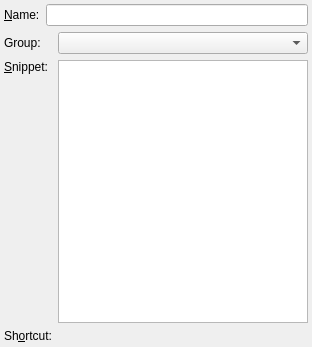
First picture: the form in src/snippets/ui/snippetdialog.ui, repository KDE/mailcommon, before the edit.
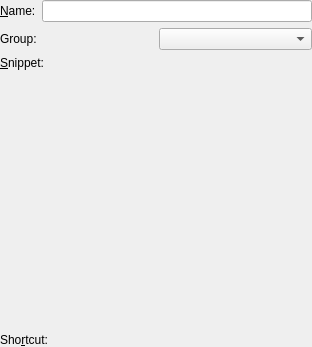
Second picture: the form after the edit. Custom widgets are drawn as their Qt base class.

Commit message: Remove double margin

```diff
--- a/src/snippets/ui/snippetdialog.ui
+++ b/src/snippets/ui/snippetdialog.ui
@@ -12,16 +12,16 @@
   </property>
   <layout class="QVBoxLayout" name="verticalLayout">
    <property name="leftMargin">
-    <number>4</number>
+    <number>0</number>
    </property>
    <property name="topMargin">
-    <number>4</number>
+    <number>0</number>
    </property>
    <property name="rightMargin">
-    <number>4</number>
+    <number>0</number>
    </property>
    <property name="bottomMargin">
-    <number>4</number>
+    <number>0</number>
    </property>
    <item>
     <layout class="QFormLayout" name="formLayout_2">
@@ -104,7 +104,7 @@
       <item row="2" column="0">
        <widget class="QLabel" name="keyWidgetLabel">
         <property name="text">
-         <string>Sh&amp;ortcut:</string>
+         <string>Sho&amp;rtcut:</string>
         </property>
         <property name="wordWrap">
          <bool>false</bool>
@@ -130,24 +130,24 @@
   </layout>
  </widget>
  <customwidgets>
-  <customwidget>
-   <class>KKeySequenceWidget</class>
-   <extends>QWidget</extends>
-   <header>kkeysequencewidget.h</header>
-  </customwidget>
-  <customwidget>
-   <class>KComboBox</class>
-   <extends>QComboBox</extends>
-   <header>kcombobox.h</header>
-  </customwidget>
   <customwidget>
    <class>KLineEdit</class>
    <extends>QLineEdit</extends>
    <header>klineedit.h</header>
   </customwidget>
+  <customwidget>
+   <class>KComboBox</class>
+   <extends>QComboBox</extends>
+   <header>kcombobox.h</header>
+  </customwidget>
+  <customwidget>
+   <class>KKeySequenceWidget</class>
+   <extends>QWidget</extends>
+   <header>kkeysequencewidget.h</header>
+  </customwidget>
   <customwidget>
    <class>KPIMTextEdit::PlainTextEditorWidget</class>
-   <extends>QTextEdit</extends>
+   <extends>QWidget</extends>
    <header>kpimtextedit/plaintexteditorwidget.h</header>
   </customwidget>
  </customwidgets>
```
Left out of the diff: 8 changed lines with no effect on the pictures.
